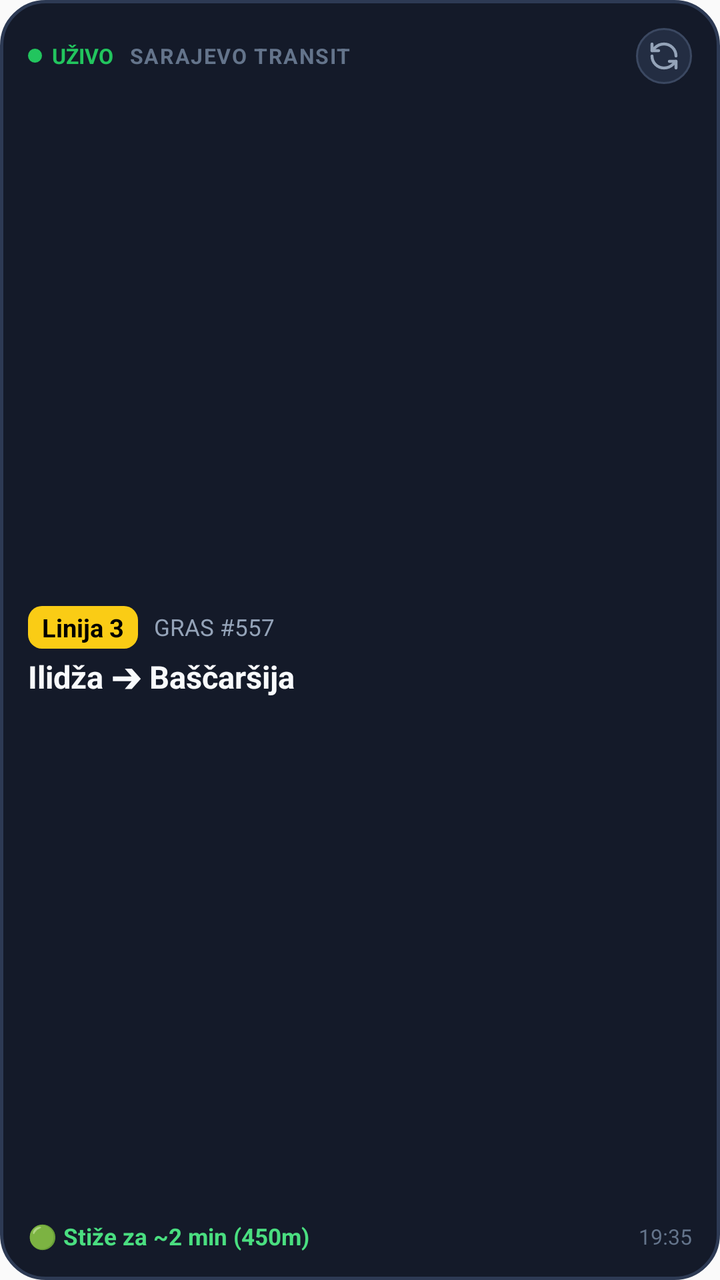
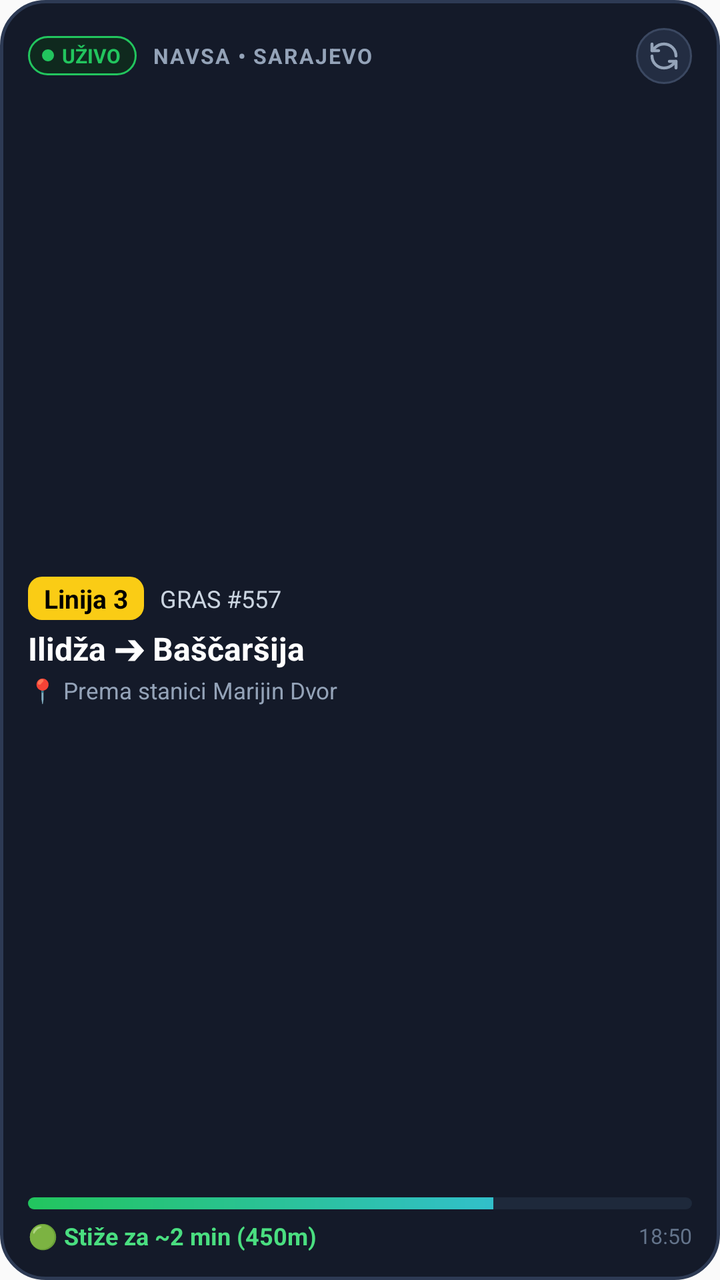

An Android layout rendered at two revisions. The XML below is the earlier revision; the diff shows what the commit changed to produce the second picture.
<!-- AndroidManifest.xml: application theme AppTheme -->
<!-- res/layout/widget_transit_medium.xml -->
<?xml version="1.0" encoding="utf-8"?>
<LinearLayout xmlns:android="http://schemas.android.com/apk/res/android"
    android:id="@+id/widget_root"
    android:layout_width="match_parent"
    android:layout_height="match_parent"
    android:background="@drawable/widget_background"
    android:orientation="vertical"
    android:padding="14dp">

    
    <RelativeLayout
        android:layout_width="match_parent"
        android:layout_height="wrap_content">

        <LinearLayout
            android:layout_width="wrap_content"
            android:layout_height="wrap_content"
            android:layout_alignParentStart="true"
            android:layout_centerVertical="true"
            android:gravity="center_vertical"
            android:orientation="horizontal">

            <ImageView
                android:layout_width="7dp"
                android:layout_height="7dp"
                android:src="@drawable/ic_widget_live_dot"
                android:contentDescription="Live" />

            <TextView
                android:layout_width="wrap_content"
                android:layout_height="wrap_content"
                android:layout_marginStart="5dp"
                android:text="UŽIVO"
                android:textColor="#22c55e"
                android:textSize="10.5sp"
                android:textStyle="bold" />

            <TextView
                android:layout_width="wrap_content"
                android:layout_height="wrap_content"
                android:layout_marginStart="8dp"
                android:text="SARAJEVO TRANSIT"
                android:textColor="#64748b"
                android:textSize="10.5sp"
                android:letterSpacing="0.05"
                android:textStyle="bold" />
        </LinearLayout>

        <ImageButton
            android:id="@+id/widget_btn_refresh"
            android:layout_width="28dp"
            android:layout_height="28dp"
            android:layout_alignParentEnd="true"
            android:layout_centerVertical="true"
            android:background="@drawable/widget_circle_btn"
            android:padding="6dp"
            android:scaleType="fitCenter"
            android:src="@drawable/ic_widget_refresh"
            android:contentDescription="Refresh" />
    </RelativeLayout>

    
    <LinearLayout
        android:layout_width="match_parent"
        android:layout_height="0dp"
        android:layout_weight="1"
        android:gravity="center_vertical"
        android:orientation="vertical"
        android:layout_marginTop="4dp"
        android:layout_marginBottom="4dp">

        <LinearLayout
            android:layout_width="match_parent"
            android:layout_height="wrap_content"
            android:gravity="center_vertical"
            android:orientation="horizontal">

            <TextView
                android:id="@+id/widget_line_badge"
                android:layout_width="wrap_content"
                android:layout_height="wrap_content"
                android:background="@drawable/widget_line_pill_yellow"
                android:paddingStart="7dp"
                android:paddingTop="2dp"
                android:paddingEnd="7dp"
                android:paddingBottom="2dp"
                android:text="Linija 3"
                android:textColor="#000000"
                android:textSize="12.5sp"
                android:textStyle="bold" />

            <TextView
                android:id="@+id/widget_operator"
                android:layout_width="wrap_content"
                android:layout_height="wrap_content"
                android:layout_marginStart="8dp"
                android:text="GRAS #557"
                android:textColor="#94a3b8"
                android:textSize="11.5sp" />
        </LinearLayout>

        <TextView
            android:id="@+id/widget_destination"
            android:layout_width="match_parent"
            android:layout_height="wrap_content"
            android:layout_marginTop="3dp"
            android:ellipsize="end"
            android:maxLines="1"
            android:text="Ilidža ➔ Baščaršija"
            android:textColor="#f8fafc"
            android:textSize="15.5sp"
            android:textStyle="bold" />
    </LinearLayout>

    
    <RelativeLayout
        android:layout_width="match_parent"
        android:layout_height="wrap_content">

        <TextView
            android:id="@+id/widget_eta"
            android:layout_width="wrap_content"
            android:layout_height="wrap_content"
            android:layout_alignParentStart="true"
            android:layout_centerVertical="true"
            android:text="🟢 Stiže za ~2 min (450m)"
            android:textColor="#4ade80"
            android:textSize="11.5sp"
            android:textStyle="bold" />

        <TextView
            android:id="@+id/widget_updated"
            android:layout_width="wrap_content"
            android:layout_height="wrap_content"
            android:layout_alignParentEnd="true"
            android:layout_centerVertical="true"
            android:text="19:35"
            android:textColor="#64748b"
            android:textSize="10.5sp" />
    </RelativeLayout>

</LinearLayout>
<!-- resources referenced by this layout -->
<resources>
  <!-- drawable ic_widget_live_dot (drawable) -->
  <?xml version="1.0" encoding="utf-8"?>
  <vector xmlns:android="http://schemas.android.com/apk/res/android"
      android:width="8dp"
      android:height="8dp"
      android:viewportWidth="8"
      android:viewportHeight="8">
      <path
          android:fillColor="#22c55e"
          android:pathData="M4,4m-4,0a4,4 0 1,1 8,0a4,4 0 1,1 -8,0" />
  </vector>
  <!-- drawable ic_widget_refresh (drawable) -->
  <?xml version="1.0" encoding="utf-8"?>
  <vector xmlns:android="http://schemas.android.com/apk/res/android"
      android:width="20dp"
      android:height="20dp"
      android:viewportWidth="24"
      android:viewportHeight="24">
      <path
          android:fillColor="#00000000"
          android:strokeColor="#94a3b8"
          android:strokeWidth="2.2"
          android:strokeLineCap="round"
          android:strokeLineJoin="round"
          android:pathData="M21,12a9,9 0 0,0 -9,-9 9.75,9.75 0 0,0 -6.74,2.74L3,8" />
      <path
          android:fillColor="#00000000"
          android:strokeColor="#94a3b8"
          android:strokeWidth="2.2"
          android:strokeLineCap="round"
          android:strokeLineJoin="round"
          android:pathData="M3,3v5h5" />
      <path
          android:fillColor="#00000000"
          android:strokeColor="#94a3b8"
          android:strokeWidth="2.2"
          android:strokeLineCap="round"
          android:strokeLineJoin="round"
          android:pathData="M3,12a9,9 0 0,0 9,9 9.75,9.75 0 0,0 6.74,-2.74L21,16" />
      <path
          android:fillColor="#00000000"
          android:strokeColor="#94a3b8"
          android:strokeWidth="2.2"
          android:strokeLineCap="round"
          android:strokeLineJoin="round"
          android:pathData="M16,16h5v5" />
  </vector>
  <!-- drawable widget_background (drawable) -->
  <?xml version="1.0" encoding="utf-8"?>
  <shape xmlns:android="http://schemas.android.com/apk/res/android"
      android:shape="rectangle">
      <solid android:color="#141a29" />
      <corners android:radius="22dp" />
      <stroke
          android:width="1.5dp"
          android:color="#2d3a54" />
  </shape>
  <!-- drawable widget_circle_btn (drawable) -->
  <?xml version="1.0" encoding="utf-8"?>
  <shape xmlns:android="http://schemas.android.com/apk/res/android"
      android:shape="oval">
      <solid android:color="#232d42" />
      <stroke
          android:width="1dp"
          android:color="#3b4861" />
  </shape>
  <!-- drawable widget_line_pill_yellow (drawable) -->
  <?xml version="1.0" encoding="utf-8"?>
  <shape xmlns:android="http://schemas.android.com/apk/res/android"
      android:shape="rectangle">
      <solid android:color="#facc15" />
      <corners android:radius="7dp" />
  </shape>
  <style name="AppTheme" parent="Theme.AppCompat.Light.DarkActionBar">
          
          <item name="colorPrimary">@color/colorPrimary</item>
          <item name="colorPrimaryDark">@color/colorPrimaryDark</item>
          <item name="colorAccent">@color/colorAccent</item>
      </style>
</resources>

<!-- the commit's change to res/layout/widget_transit_medium.xml (unified diff, before → after) -->
@@ -20,29 +20,42 @@
             android:gravity="center_vertical"
             android:orientation="horizontal">
 
-            <ImageView
-                android:layout_width="7dp"
-                android:layout_height="7dp"
-                android:src="@drawable/ic_widget_live_dot"
-                android:contentDescription="Live" />
-
-            <TextView
+            
+            <LinearLayout
                 android:layout_width="wrap_content"
                 android:layout_height="wrap_content"
-                android:layout_marginStart="5dp"
-                android:text="UŽIVO"
-                android:textColor="#22c55e"
-                android:textSize="10.5sp"
-                android:textStyle="bold" />
+                android:background="@drawable/widget_live_badge"
+                android:gravity="center_vertical"
+                android:orientation="horizontal"
+                android:paddingStart="7dp"
+                android:paddingTop="3dp"
+                android:paddingEnd="8dp"
+                android:paddingBottom="3dp">
+
+                <ImageView
+                    android:layout_width="6dp"
+                    android:layout_height="6dp"
+                    android:src="@drawable/ic_widget_live_dot"
+                    android:contentDescription="Live indicator" />
+
+                <TextView
+                    android:layout_width="wrap_content"
+                    android:layout_height="wrap_content"
+                    android:layout_marginStart="4dp"
+                    android:text="UŽIVO"
+                    android:textColor="#22c55e"
+                    android:textSize="10sp"
+                    android:textStyle="bold" />
+            </LinearLayout>
 
             <TextView
                 android:layout_width="wrap_content"
                 android:layout_height="wrap_content"
                 android:layout_marginStart="8dp"
-                android:text="SARAJEVO TRANSIT"
-                android:textColor="#64748b"
+                android:text="NAVSA • SARAJEVO"
+                android:textColor="#94a3b8"
                 android:textSize="10.5sp"
-                android:letterSpacing="0.05"
+                android:letterSpacing="0.06"
                 android:textStyle="bold" />
         </LinearLayout>
 
@@ -56,7 +69,7 @@
             android:padding="6dp"
             android:scaleType="fitCenter"
             android:src="@drawable/ic_widget_refresh"
-            android:contentDescription="Refresh" />
+            android:contentDescription="Osvježi podatke" />
     </RelativeLayout>
 
     
@@ -66,8 +79,7 @@
         android:layout_weight="1"
         android:gravity="center_vertical"
         android:orientation="vertical"
-        android:layout_marginTop="4dp"
-        android:layout_marginBottom="4dp">
+        android:layout_marginTop="4dp">
 
         <LinearLayout
             android:layout_width="match_parent"
@@ -80,13 +92,13 @@
                 android:layout_width="wrap_content"
                 android:layout_height="wrap_content"
                 android:background="@drawable/widget_line_pill_yellow"
-                android:paddingStart="7dp"
+                android:paddingStart="8dp"
                 android:paddingTop="2dp"
-                android:paddingEnd="7dp"
+                android:paddingEnd="8dp"
                 android:paddingBottom="2dp"
                 android:text="Linija 3"
                 android:textColor="#000000"
-                android:textSize="12.5sp"
+                android:textSize="13sp"
                 android:textStyle="bold" />
 
             <TextView
@@ -95,8 +107,8 @@
                 android:layout_height="wrap_content"
                 android:layout_marginStart="8dp"
                 android:text="GRAS #557"
-                android:textColor="#94a3b8"
-                android:textSize="11.5sp" />
+                android:textColor="#cbd5e1"
+                android:textSize="12sp" />
         </LinearLayout>
 
         <TextView
@@ -107,10 +119,33 @@
             android:ellipsize="end"
             android:maxLines="1"
             android:text="Ilidža ➔ Baščaršija"
-            android:textColor="#f8fafc"
-            android:textSize="15.5sp"
+            android:textColor="#ffffff"
+            android:textSize="16sp"
             android:textStyle="bold" />
+
+        <TextView
+            android:id="@+id/widget_station"
+            android:layout_width="match_parent"
+            android:layout_height="wrap_content"
+            android:layout_marginTop="2dp"
+            android:ellipsize="end"
+            android:maxLines="1"
+            android:text="📍 Prema stanici Marijin Dvor"
+            android:textColor="#94a3b8"
+            android:textSize="11.5sp" />
     </LinearLayout>
+
+    
+    <ProgressBar
+        android:id="@+id/widget_progress"
+        style="?android:attr/progressBarStyleHorizontal"
+        android:layout_width="match_parent"
+        android:layout_height="6dp"
+        android:layout_marginTop="3dp"
+        android:layout_marginBottom="5dp"
+        android:max="100"
+        android:progress="70"
+        android:progressDrawable="@drawable/widget_progress_bar" />
 
     
     <RelativeLayout
@@ -125,7 +160,7 @@
             android:layout_centerVertical="true"
             android:text="🟢 Stiže za ~2 min (450m)"
             android:textColor="#4ade80"
-            android:textSize="11.5sp"
+            android:textSize="12sp"
             android:textStyle="bold" />
 
         <TextView
@@ -134,7 +169,7 @@
             android:layout_height="wrap_content"
             android:layout_alignParentEnd="true"
             android:layout_centerVertical="true"
-            android:text="19:35"
+            android:text="18:50"
             android:textColor="#64748b"
             android:textSize="10.5sp" />
     </RelativeLayout>
<!-- resource entries referenced after the edit -->
@@ -73,6 +73,37 @@
       <solid android:color="#facc15" />
       <corners android:radius="7dp" />
   </shape>
+  <!-- drawable widget_live_badge (drawable) -->
+  <?xml version="1.0" encoding="utf-8"?>
+  <shape xmlns:android="http://schemas.android.com/apk/res/android"
+      android:shape="rectangle">
+      <solid android:color="#0f291e" />
+      <corners android:radius="12dp" />
+      <stroke
+          android:width="1dp"
+          android:color="#22c55e" />
+  </shape>
+  <!-- drawable widget_progress_bar (drawable) -->
+  <?xml version="1.0" encoding="utf-8"?>
+  <layer-list xmlns:android="http://schemas.android.com/apk/res/android">
+      <item android:id="@android:id/background">
+          <shape>
+              <corners android:radius="4dp" />
+              <solid android:color="#1e293b" />
+          </shape>
+      </item>
+      <item android:id="@android:id/progress">
+          <clip>
+              <shape>
+                  <corners android:radius="4dp" />
+                  <gradient
+                      android:startColor="#22c55e"
+                      android:endColor="#38bdf8"
+                      android:angle="0" />
+              </shape>
+          </clip>
+      </item>
+  </layer-list>
   <style name="AppTheme" parent="Theme.AppCompat.Light.DarkActionBar">
           
           <item name="colorPrimary">@color/colorPrimary</item>
